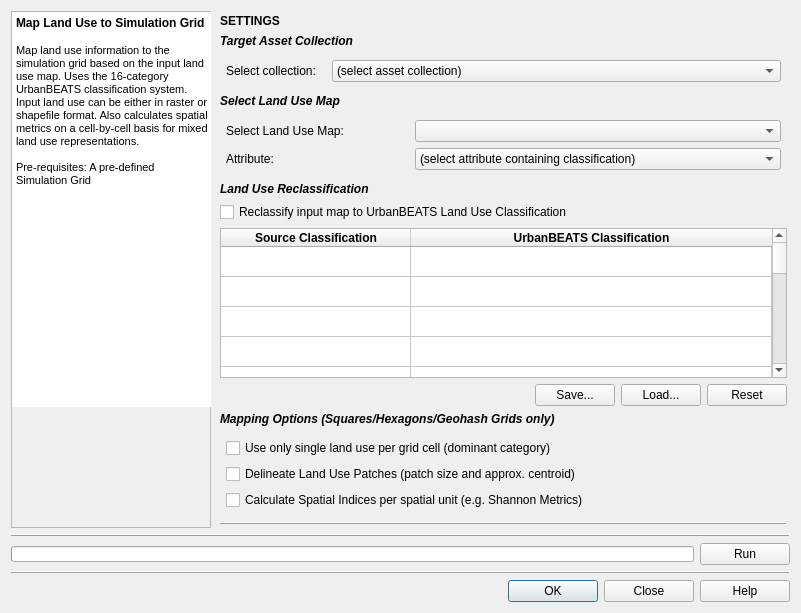
This is gui/mods_master_guis/mod_landuse_import.ui in petermbach/urbanbeats-pss as Qt 5 draws it before an edit. The edited form follows.
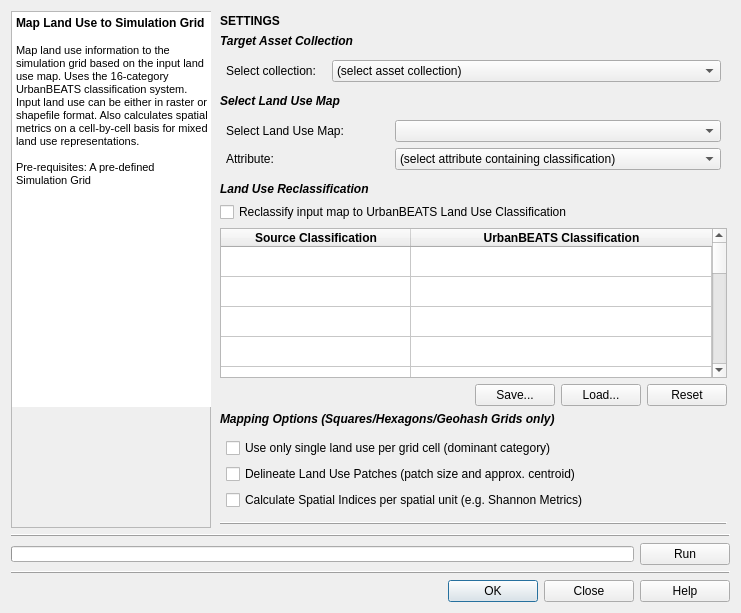
This is the edited form. Icons and pictures are not drawn.

Commit message: Land use module GUI fully linked with simulation core including reclassification feature. Ready for model implementation.

Diff of the .ui file:
```diff
--- a/gui/mods_master_guis/mod_landuse_import.ui
+++ b/gui/mods_master_guis/mod_landuse_import.ui
@@ -6,7 +6,7 @@
    <rect>
     <x>0</x>
     <y>0</y>
-    <width>801</width>
+    <width>741</width>
     <height>599</height>
    </rect>
   </property>
```
The commit also changes 2 other files.
